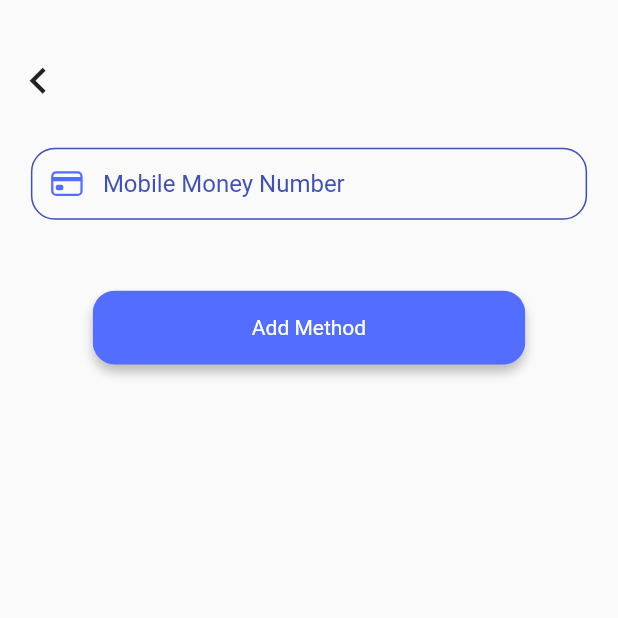
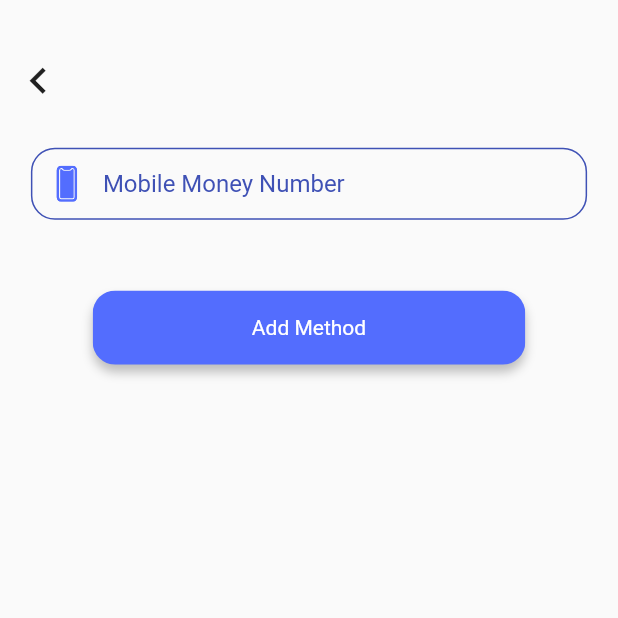
Before and after one commit to kwe-k-u/EV_project, a Flutter app: the AddPaymentMethodPage screen opened directly, on a phone screen of 412 x 824 dp, the top half of it. Run offline on Flutter 3.47's test engine with Material 2 defaults, Android fonts, the phone set to English and light mode, and no system bars; our stand-ins replace cloud_firestore, firebase_auth, firebase_core, google_sign_in, image_picker, introduction_screen and 3 more; missing offline and left inert: awesome_dropdown, feedback, flutter_email_sender, splash; accounts and stored records are empty.

Commit message:
modified google signin process; added institution to edit profile; modified add paymentmethod structure

```diff
--- a/lib/main.dart
+++ b/lib/main.dart
@@ -44,7 +44,7 @@ class MyApp extends StatelessWidget {
           else
             return MaterialApp(
               home: Scaffold(
-                body: Container(child: Text("Error. Restart application"),),
+                body: Container(),
               ),
             );
         }
--- a/lib/ui/pages/addPaymentMethodPage.dart
+++ /dev/null
@@ -1,164 +0,0 @@
-import 'package:ev_project/ui/widgets/customButton.dart';
-import 'package:ev_project/ui/widgets/customTextField.dart';
-import 'package:ev_project/utils/appResources.dart';
-import 'package:flutter/material.dart';
-import 'package:ionicons/ionicons.dart';
-
-
-class AddPaymentMethodPage extends StatefulWidget {
-  final bool mobileMoneyBool;
-  AddPaymentMethodPage({Key? key, required this.mobileMoneyBool}) : super(key: key);
-
-  @override
-  _AddPaymentMethodPageState createState() => _AddPaymentMethodPageState(mobileMoneyBool);
-}
-
-class _AddPaymentMethodPageState extends State<AddPaymentMethodPage> {
-  final AppResources resources = AppResources();
-  final mobileMoneyBool;
-
-  _AddPaymentMethodPageState(this.mobileMoneyBool);
-
-  @override
-  Widget build(BuildContext context) {
-    Size size = MediaQuery.of(context).size;
-
-
-    return Scaffold(
-      // floatingActionButton: FloatingActionButton(
-      //   child: Icon(Icons.app_settings_alt_outlined),
-      //   onPressed: (){
-      //     resources.sendFeedback(context);
-      //   },
-      // ),
-      body: Container(
-        padding: EdgeInsets.only(
-          top:12.0
-        ),
-        child: _showPage(),
-      ),
-    );
-  }
-
-
-
-
-  Widget _showPage(){
-    if(mobileMoneyBool)
-      return _mobileMoney();
-    return _creditCard();
-  }
-
-
-  Widget _mobileMoney(){
-    return Column(
-      children: [
-        Align(
-          alignment: Alignment.topLeft,
-          child: Padding(
-            padding: const EdgeInsets.only(top: 16.0),
-            child: IconButton(
-              icon: Icon(
-                Icons.chevron_left,
-                size: 35,
-              ),
-              onPressed: () {
-                Navigator.pop(context);
-              },
-            ),
-          ),
-        ),
-
-
-        SizedBox(
-          height: MediaQuery.of(context).size.height * 0.02,
-        ),
-        CustomTextField(
-          width: MediaQuery.of(context).size.width * 0.9,
-          hintText: 'Mobile Money Number',
-          icon: Ionicons.card_outline,
-          keyboardType: TextInputType.number,
-        ),
-        SizedBox(
-          height: MediaQuery.of(context).size.height * 0.05,
-        ),
-        Align(
-          alignment: Alignment.bottomCenter,
-          child: CustomRoundedButton(
-            color: resources.secondaryColor,
-            child: Text("Add Method", style: TextStyle(color: Colors.white)),
-            onPressed: (){
-              Navigator.pop(context);
-            },
-          ),
-        )
-
-      ],
-    );
-  }
-
-
-  Widget _creditCard(){
-    return Column(
-      children: [
-        Align(
-          alignment: Alignment.topLeft,
-          child: Padding(
-            padding: const EdgeInsets.only(top: 16.0),
-            child: IconButton(
-              icon: Icon(
-                Icons.chevron_left,
-                size: 35,
-              ),
-              onPressed: () {
-                Navigator.pop(context);
-              },
-            ),
-          ),
-        ),
-
-
-        SizedBox(
-          height: MediaQuery.of(context).size.height * 0.02,
-        ),
-        CustomTextField(
-          width: MediaQuery.of(context).size.width * 0.9,
-          hintText: 'Card Number',
-          icon: Ionicons.card_outline,
-          keyboardType: TextInputType.number,
-        ),
-        Row(
-          mainAxisAlignment: MainAxisAlignment.spaceAround,
-          children: [
-            CustomTextField(
-              width: MediaQuery.of(context).size.width * 0.4,
-              hintText: "Expiry Date",
-              keyboardType: TextInputType.number,
-            ),
-            CustomTextField(
-              width: MediaQuery.of(context).size.width * 0.4,
-              hintText: "CCV",
-              keyboardType: TextInputType.number,
-            ),
-          ],
-        ),
-        SizedBox(
-          height: MediaQuery.of(context).size.height * 0.05,
-        ),
-        Align(
-          alignment: Alignment.bottomCenter,
-          child: CustomRoundedButton(
-            color: resources.secondaryColor,
-            child: Text("Add Method", style: TextStyle(color: Colors.white)),
-            onPressed: (){
-              Navigator.pop(context);
-            },
-          ),
-        )
-
-      ],
-    );
-  }
-
-
-}
--- a/lib/ui/pages/emailSignUpPage.dart
+++ b/lib/ui/pages/emailSignUpPage.dart
@@ -60,6 +60,7 @@ class _EmailSignUpPageState extends State<EmailSignUpPage> {
               child: Icon(Ionicons.logo_github, size: 50,),
             ),
 
+
             Spacer(flex: 1,),
             CustomTextField(
               controller: email,
@@ -99,7 +100,7 @@ class _EmailSignUpPageState extends State<EmailSignUpPage> {
               width: size.width * 0.8,
               height: size.height * 0.13,
               onChanged: (value){
-                institution = value;//todo repalce with controller?
+                institution = value;//todo replace with controller?
               },
               items: [
                 "Please Select",
--- /dev/null
+++ b/lib/ui/pages/pamentmethod/addPaymentMethodPage.dart
@@ -0,0 +1,60 @@
+import 'package:ev_project/ui/pages/pamentmethod/creditCardPaymentMethodPage.dart';
+import 'package:ev_project/ui/pages/pamentmethod/mobileMoneyPaymentMethodPage.dart';
+import 'package:ev_project/ui/widgets/customButton.dart';
+import 'package:ev_project/ui/widgets/customTextField.dart';
+import 'package:ev_project/utils/appResources.dart';
+import 'package:ev_project/utils/objects/paymentMethod.dart';
+import 'package:ev_project/utils/services/firebaseStorage.dart';
+import 'package:flutter/material.dart';
+import 'package:ionicons/ionicons.dart';
+
+
+class AddPaymentMethodPage extends StatefulWidget {
+  final bool mobileMoneyBool;
+  AddPaymentMethodPage({Key? key, required this.mobileMoneyBool}) : super(key: key);
+
+  @override
+  _AddPaymentMethodPageState createState() => _AddPaymentMethodPageState(mobileMoneyBool);
+}
+
+class _AddPaymentMethodPageState extends State<AddPaymentMethodPage> {
+  final AppResources resources = AppResources();
+  final mobileMoneyBool;
+
+  _AddPaymentMethodPageState(this.mobileMoneyBool);
+
+  @override
+  Widget build(BuildContext context) {
+    Size size = MediaQuery.of(context).size;
+
+
+    return Scaffold(
+      // floatingActionButton: FloatingActionButton(
+      //   child: Icon(Icons.app_settings_alt_outlined),
+      //   onPressed: (){
+      //     resources.sendFeedback(context);
+      //   },
+      // ),
+      body: Container(
+        padding: EdgeInsets.only(
+          top:12.0
+        ),
+        child: _showPage(),
+      ),
+    );
+  }
+
+
+
+
+  Widget _showPage(){
+    if(mobileMoneyBool)
+      return MobileMoneyPaymentMethodPage();
+
+    return CreditCardPaymentMethodPage();
+  }
+
+
+
+
+}
--- /dev/null
+++ b/lib/ui/pages/pamentmethod/mobileMoneyPaymentMethodPage.dart
@@ -0,0 +1,108 @@
+import 'package:ev_project/ui/widgets/customButton.dart';
+import 'package:ev_project/ui/widgets/customTextField.dart';
+import 'package:ev_project/utils/appResources.dart';
+import 'package:ev_project/utils/objects/paymentMethod.dart';
+import 'package:ev_project/utils/services/firebaseStorage.dart';
+import 'package:flutter/material.dart';
+import 'package:ionicons/ionicons.dart';
+
+class MobileMoneyPaymentMethodPage extends StatefulWidget {
+  // final PaymentMethod? method;
+  MobileMoneyPaymentMethodPage({Key? key}) : super(key: key);
+
+  @override
+  _MobileMoneyPaymentMethodPageState createState() => _MobileMoneyPaymentMethodPageState();
+}
+
+class _MobileMoneyPaymentMethodPageState extends State<MobileMoneyPaymentMethodPage> {
+  AppResources resources = AppResources();
+  TextEditingController number = TextEditingController();
+  // late PaymentMethod method;
+
+
+  @override
+  void initState() {
+    super.initState();
+    // if (widget.method != null) {
+    //   method = widget.method!;
+    //   number.text = method.value;
+
+    // }
+  }
+
+
+
+
+  @override
+  Widget build(BuildContext context) {
+    return Scaffold(
+        body:  Column(
+          children: [
+            Align(
+              alignment: Alignment.topLeft,
+              child: Padding(
+                padding: const EdgeInsets.only(top: 16.0),
+                child: IconButton(
+                  icon: Icon(
+                    Icons.chevron_left,
+                    size: 35,
+                  ),
+                  onPressed: () {
+                    Navigator.pop(context);
+                  },
+                ),
+              ),
+            ),
+
+
+            SizedBox(
+              height: MediaQuery.of(context).size.height * 0.02,
+            ),
+            CustomTextField(
+              width: MediaQuery.of(context).size.width * 0.9,
+              hintText: 'Mobile Money Number',
+              controller: number,
+              icon: Ionicons.phone_portrait,
+              keyboardType: TextInputType.number,
+            ),
+            SizedBox(
+              height: MediaQuery.of(context).size.height * 0.05,
+            ),
+            Align(
+              alignment: Alignment.bottomCenter,
+              child: CustomRoundedButton(
+                color: resources.secondaryColor,
+                child: Text("Add Method", style: TextStyle(color: Colors.white)),
+                onPressed: (){
+
+
+
+
+                  PaymentMethod method = new PaymentMethod("Mobile Money", number.text, PaymentMethodType.mobile_money);
+                  addPaymentMethod(method).then((value) {
+                    if (value != null)
+                      method.id = value;ScaffoldMessenger.of(context).showSnackBar(
+                        SnackBar(
+                          backgroundColor: resources.primaryColor,
+                          content: Text("Successfully added mobile money"),
+                        )
+                    );
+                    Navigator.pop(context, method);//todo receive to change provider
+
+                  }).onError((error, stackTrace) {
+                    ScaffoldMessenger.of(context).showSnackBar(
+                        SnackBar(
+                          backgroundColor: Colors.orange,
+                          content: Text("Error. Try again in a few minutes"),
+                        )
+                    );
+                  });
+                },
+              ),
+            )
+
+          ],
+        )
+    );
+  }
+}
--- a/lib/ui/widgets/paymentOptionsPopup.dart
+++ b/lib/ui/widgets/paymentOptionsPopup.dart
@@ -1,4 +1,4 @@
-import 'package:ev_project/ui/pages/addPaymentMethodPage.dart';
+import 'package:ev_project/ui/pages/pamentmethod/addPaymentMethodPage.dart';
 import 'package:ev_project/utils/appResources.dart';
 import 'package:flutter/material.dart';
 import 'package:ionicons/ionicons.dart';
--- a/lib/utils/appResources.dart
+++ b/lib/utils/appResources.dart
@@ -95,7 +95,7 @@ class AppResources{
       final Email email = Email(
         body: feedback.text,
         subject: 'Ashesi EV Project feedback - UI',
-        recipients: ['kwekuaacquaye@gmail.com'],
+        recipients: ['developer.ozone@gmail.com'],
         attachmentPaths: [screenshotFilePath],
         isHTML: false,
       );
--- a/pubspec.yaml
+++ b/pubspec.yaml
@@ -41,6 +41,7 @@ dependencies:
   firebase_core: ^1.3.0
   firebase_auth: ^2.0.0
   firebase_storage: ^9.0.0
+  cloud_firestore: ^2.3.0
   flutter_polyline_points: ^1.0.0
   geolocator: ^7.2.0+1
   geocoder: ^0.2.1
```
Also changed, not shown: lib/ui/pages/editProfilePage.dart (+23 -0 lines), lib/ui/pages/homepage.dart (+33 -6 lines), lib/ui/pages/pamentmethod/creditCardPaymentMethodPage.dart (added, +103 -0 lines), lib/utils/helper/helperMethods.dart (added, +35 -0 lines), lib/utils/objects/paymentMethod.dart (+35 -0 lines), lib/utils/objects/rideUser.dart (+47 -3 lines), lib/utils/services/auth.dart (+8 -6 lines), lib/utils/services/firebaseStorage.dart (added, +41 -0 lines), pubspec.lock.
